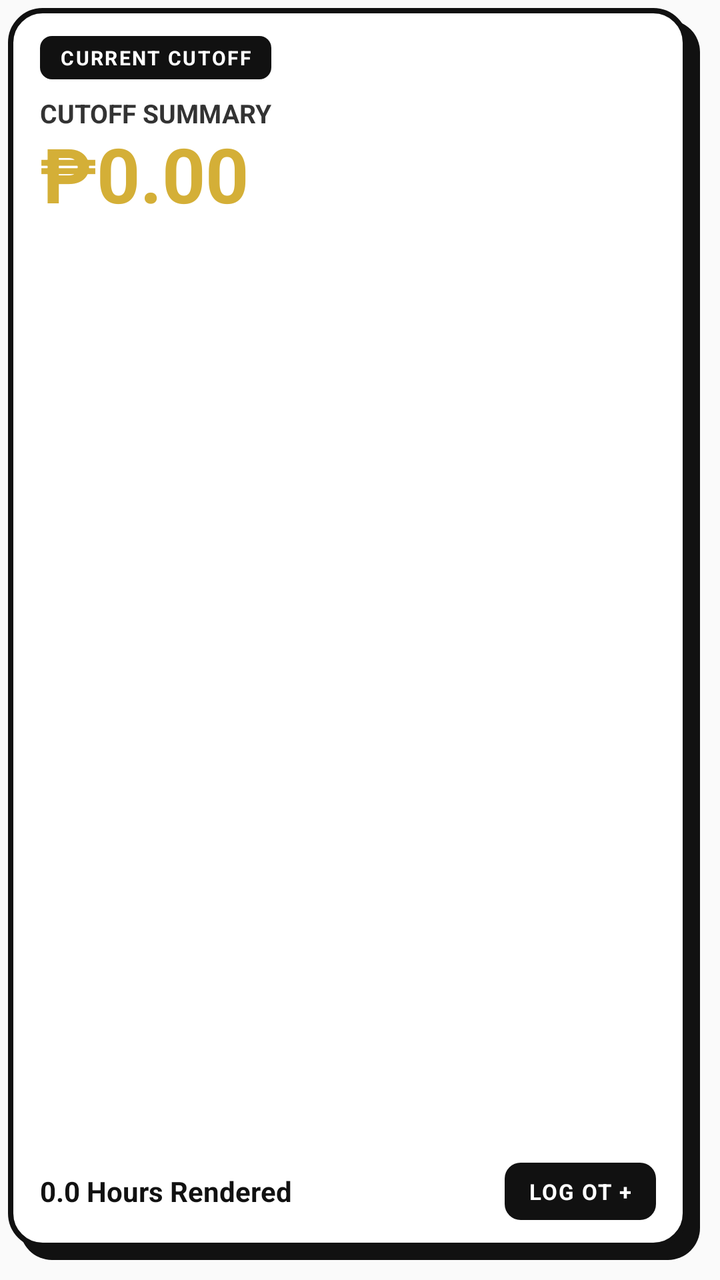
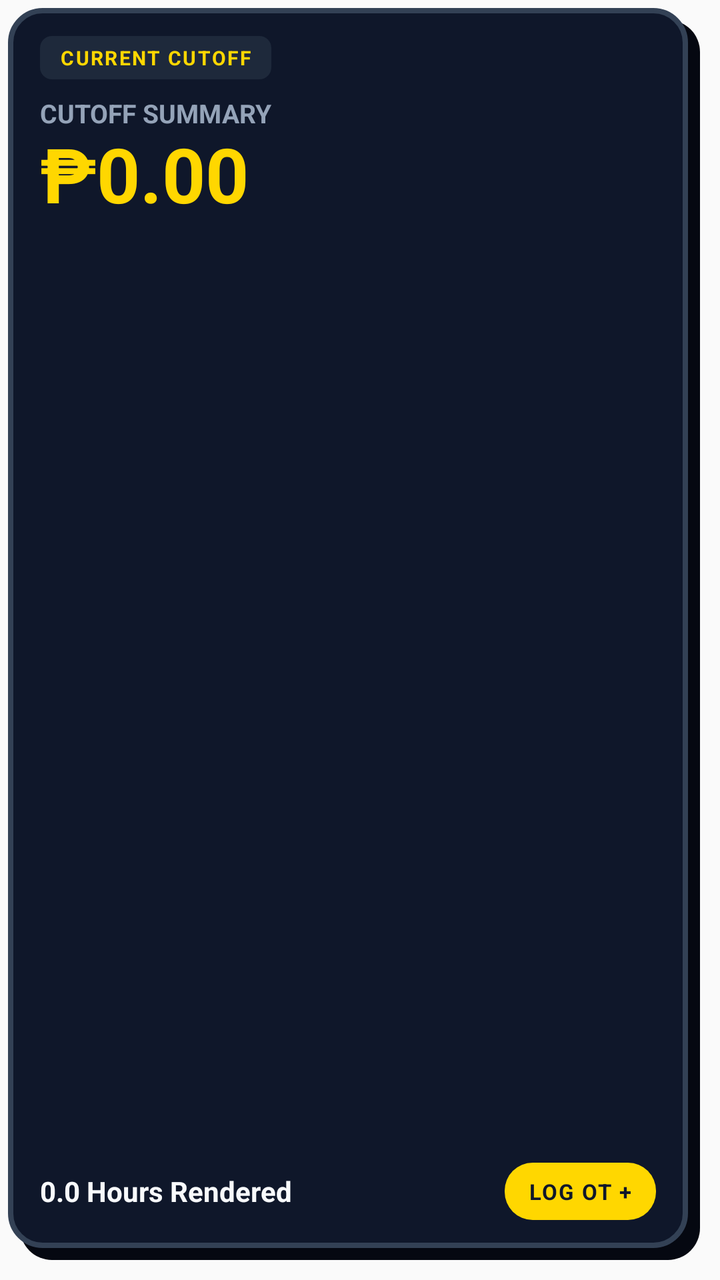

Compare the two renders of this Android layout. The source of the first and the diff that turns it into the second are given below.
<!-- AndroidManifest.xml: application theme Theme.OTTracker -->
<!-- res/layout/widget_overtime_cutoff.xml -->
<?xml version="1.0" encoding="utf-8"?>
<FrameLayout xmlns:android="http://schemas.android.com/apk/res/android"
    android:id="@+id/widget_root"
    android:layout_width="match_parent"
    android:layout_height="match_parent"
    android:paddingStart="4dp"
    android:paddingTop="4dp"
    android:paddingEnd="10dp"
    android:paddingBottom="10dp">

    
    <RelativeLayout
        android:layout_width="match_parent"
        android:layout_height="match_parent"
        android:layout_marginStart="6dp"
        android:layout_marginTop="6dp"
        android:background="@drawable/widget_shadow_bg" />

    
    <RelativeLayout
        android:layout_width="match_parent"
        android:layout_height="match_parent"
        android:layout_marginEnd="6dp"
        android:layout_marginBottom="6dp"
        android:background="@drawable/widget_bg"
        android:paddingStart="16dp"
        android:paddingTop="14dp"
        android:paddingEnd="16dp"
        android:paddingBottom="14dp">

        
        <TextView
            android:id="@+id/widget_badge"
            android:layout_width="wrap_content"
            android:layout_height="wrap_content"
            android:layout_alignParentStart="true"
            android:layout_alignParentTop="true"
            android:background="@drawable/widget_badge_bg"
            android:letterSpacing="0.08"
            android:paddingStart="10dp"
            android:paddingTop="4dp"
            android:paddingEnd="10dp"
            android:paddingBottom="4dp"
            android:text="CURRENT CUTOFF"
            android:textColor="@color/widget_badge_text"
            android:textSize="10sp"
            android:textStyle="bold" />

        
        <TextView
            android:id="@+id/widget_cutoff_title"
            android:layout_width="match_parent"
            android:layout_height="wrap_content"
            android:layout_below="@id/widget_badge"
            android:layout_marginTop="8dp"
            android:ellipsize="end"
            android:maxLines="1"
            android:text="CUTOFF SUMMARY"
            android:textColor="@color/widget_text_secondary"
            android:textSize="13sp"
            android:textStyle="bold" />

        
        <TextView
            android:id="@+id/widget_total_pay"
            android:layout_width="match_parent"
            android:layout_height="wrap_content"
            android:layout_below="@id/widget_cutoff_title"
            android:layout_marginTop="1dp"
            android:ellipsize="end"
            android:includeFontPadding="false"
            android:maxLines="1"
            android:text="₱0.00"
            android:textColor="@color/widget_gold"
            android:textSize="38sp"
            android:textStyle="bold" />

        
        <RelativeLayout
            android:id="@+id/widget_bottom_row"
            android:layout_width="match_parent"
            android:layout_height="wrap_content"
            android:layout_alignParentBottom="true">

            <TextView
                android:id="@+id/widget_hours_rendered"
                android:layout_width="wrap_content"
                android:layout_height="wrap_content"
                android:layout_alignParentStart="true"
                android:layout_centerVertical="true"
                android:layout_toStartOf="@id/widget_action_btn"
                android:layout_marginEnd="8dp"
                android:ellipsize="end"
                android:maxLines="1"
                android:text="0.0 Hours Rendered"
                android:textColor="@color/widget_text_primary"
                android:textSize="14sp"
                android:textStyle="bold" />

            <TextView
                android:id="@+id/widget_action_btn"
                android:layout_width="wrap_content"
                android:layout_height="wrap_content"
                android:layout_alignParentEnd="true"
                android:layout_centerVertical="true"
                android:background="@drawable/widget_btn_bg"
                android:letterSpacing="0.06"
                android:paddingStart="12dp"
                android:paddingTop="7dp"
                android:paddingEnd="12dp"
                android:paddingBottom="7dp"
                android:text="LOG OT +"
                android:textColor="@color/widget_badge_text"
                android:textSize="11sp"
                android:textStyle="bold" />
        </RelativeLayout>

    </RelativeLayout>
</FrameLayout>
<!-- resources referenced by this layout -->
<resources>
  <color name="widget_badge_text">#FFFFFF</color>
  <color name="widget_gold">#D4AF37</color>
  <color name="widget_text_primary">#111111</color>
  <color name="widget_text_secondary">#333333</color>
  <!-- drawable widget_badge_bg (drawable) -->
  <?xml version="1.0" encoding="utf-8"?>
  <shape xmlns:android="http://schemas.android.com/apk/res/android"
      android:shape="rectangle">
      <solid android:color="@color/widget_badge_bg" />
      <corners android:radius="6dp" />
  </shape>
  <!-- drawable widget_bg (drawable) -->
  <?xml version="1.0" encoding="utf-8"?>
  <shape xmlns:android="http://schemas.android.com/apk/res/android"
      android:shape="rectangle">
      <solid android:color="@color/widget_bg" />
      <stroke
          android:width="2.5dp"
          android:color="@color/widget_border" />
      <corners android:radius="16dp" />
  </shape>
  <!-- drawable widget_btn_bg (drawable) -->
  <?xml version="1.0" encoding="utf-8"?>
  <shape xmlns:android="http://schemas.android.com/apk/res/android"
      android:shape="rectangle">
      <solid android:color="@color/widget_badge_bg" />
      <corners android:radius="8dp" />
  </shape>
  <!-- drawable widget_shadow_bg (drawable) -->
  <?xml version="1.0" encoding="utf-8"?>
  <shape xmlns:android="http://schemas.android.com/apk/res/android"
      android:shape="rectangle">
      <solid android:color="@color/widget_shadow" />
      <corners android:radius="16dp" />
  </shape>
  <style name="Theme.OTTracker" parent="android:Theme.Material.Light.NoActionBar" />
  <color name="widget_badge_bg">#111111</color>
  <color name="widget_bg">#FFFFFF</color>
  <color name="widget_border">#111111</color>
  <color name="widget_shadow">#111111</color>
</resources>

<!-- the commit's change to res/layout/widget_overtime_cutoff.xml (unified diff, before → after) -->
@@ -110,7 +110,7 @@
                 android:paddingEnd="12dp"
                 android:paddingBottom="7dp"
                 android:text="LOG OT +"
-                android:textColor="@color/widget_badge_text"
+                android:textColor="#0F172A"
                 android:textSize="11sp"
                 android:textStyle="bold" />
         </RelativeLayout>
<!-- resource entries referenced after the edit -->
@@ -1,9 +1,9 @@
 <!-- resources referenced by this layout -->
 <resources>
-  <color name="widget_badge_text">#FFFFFF</color>
-  <color name="widget_gold">#D4AF37</color>
-  <color name="widget_text_primary">#111111</color>
-  <color name="widget_text_secondary">#333333</color>
+  <color name="widget_badge_text">#FFD700</color>
+  <color name="widget_gold">#FFD700</color>
+  <color name="widget_text_primary">#F8FAFC</color>
+  <color name="widget_text_secondary">#94A3B8</color>
   <!-- drawable widget_badge_bg (drawable) -->
   <?xml version="1.0" encoding="utf-8"?>
   <shape xmlns:android="http://schemas.android.com/apk/res/android"
@@ -25,8 +25,8 @@
   <?xml version="1.0" encoding="utf-8"?>
   <shape xmlns:android="http://schemas.android.com/apk/res/android"
       android:shape="rectangle">
-      <solid android:color="@color/widget_badge_bg" />
-      <corners android:radius="8dp" />
+      <solid android:color="@color/widget_gold_accent" />
+      <corners android:radius="14dp" />
   </shape>
   <!-- drawable widget_shadow_bg (drawable) -->
   <?xml version="1.0" encoding="utf-8"?>
@@ -36,9 +36,10 @@
       <corners android:radius="16dp" />
   </shape>
   <style name="Theme.OTTracker" parent="android:Theme.Material.Light.NoActionBar" />
-  <color name="widget_badge_bg">#111111</color>
-  <color name="widget_bg">#FFFFFF</color>
-  <color name="widget_border">#111111</color>
-  <color name="widget_shadow">#111111</color>
+  <color name="widget_badge_bg">#1E293B</color>
+  <color name="widget_bg">#0F172A</color>
+  <color name="widget_border">#334155</color>
+  <color name="widget_gold_accent">#FFD700</color>
+  <color name="widget_shadow">#050811</color>
 </resources>
 
